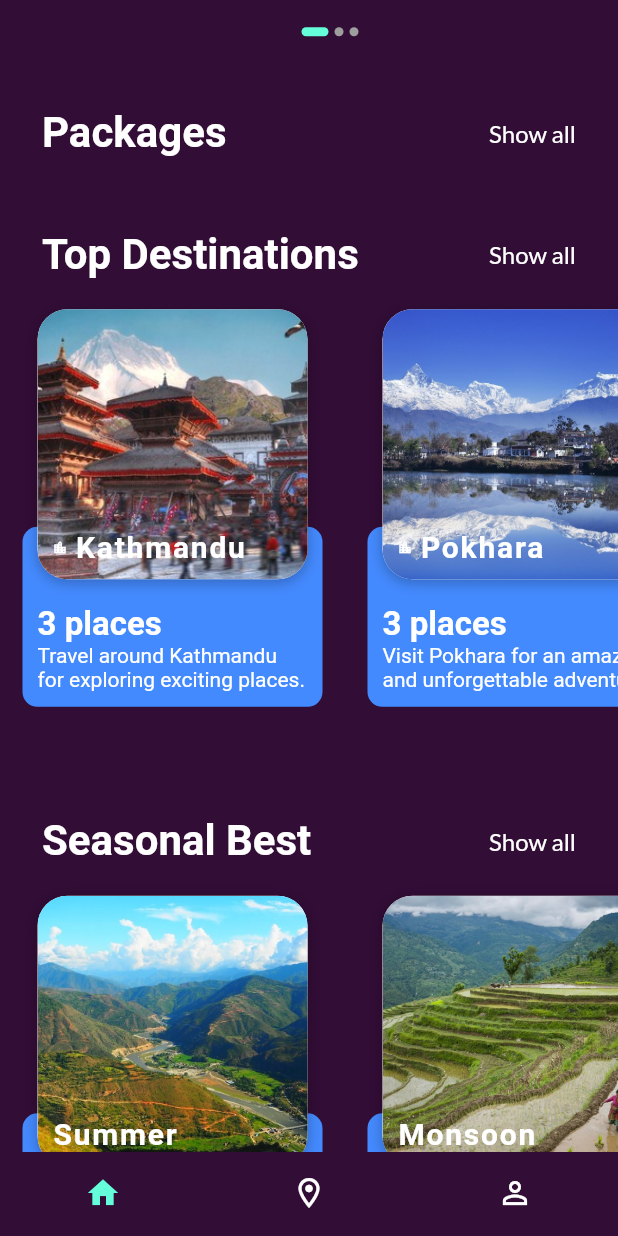
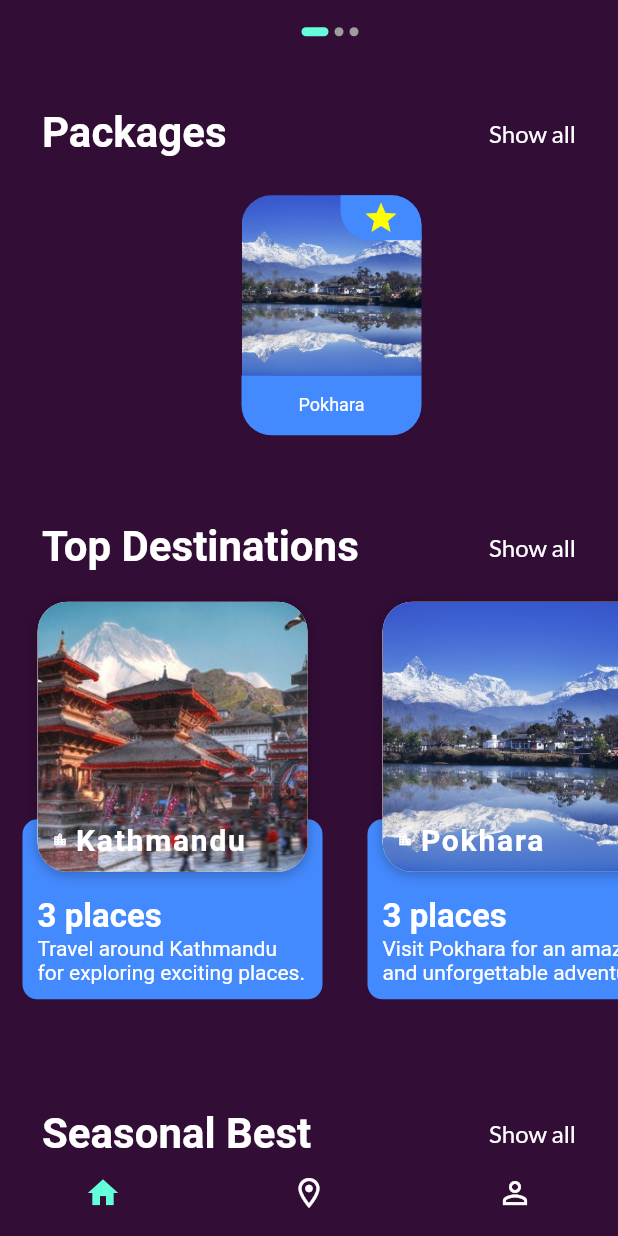
Before and after one commit to Saugat-Maharjan7/Smart-Travel-Planning, a Flutter app: the HomePage screen opened by its route, scrolled down 576 dp, on a phone screen of 412 x 824 dp. Run offline on Flutter 3.47's test engine with Material 2 defaults, Android fonts, the phone set to English and light mode, and no system bars; drawn by our look-alikes of smooth_page_indicator; our stand-ins replace cached_network_image, cloud_firestore, firebase_auth, firebase_core, firebase_database, flushbar and 10 more; missing offline and left inert: autocomplete_textfield, flutter_polyline_points; accounts and stored records are empty; network calls fail; key blocks and very long unbroken strings in the code were emptied for the run.

Commit message:
STPA V7(Firestore Database vayo yesss, search done, working for packages)

```diff
--- a/lib/Home/home_page.dart
+++ b/lib/Home/home_page.dart
@@ -6,12 +6,12 @@ import 'package:flutter/material.dart';
 import 'package:flutter/painting.dart';
 import 'package:flutter_icons/flutter_icons.dart';
 import 'package:google_fonts/google_fonts.dart';
-import 'package:smart_travel_planning_appli/Home/packages.dart';
-import 'package:smart_travel_planning_appli/Home/search.dart';
+import 'package:smart_travel_planning_appli/Home_extendedDetails/packages.dart';
+import 'package:smart_travel_planning_appli/Home_extendedDetails/search.dart';
 import 'package:smart_travel_planning_appli/Home/selected_place_screen.dart';
 import 'package:smart_travel_planning_appli/Home/topDestinations.dart';
 import 'package:smart_travel_planning_appli/Home/seasonalDestinations.dart';
-import 'package:smart_travel_planning_appli/Home/topDestionationDetails.dart';
+import 'package:smart_travel_planning_appli/Home_extendedDetails/topDestionationDetails.dart';
 import 'package:smart_travel_planning_appli/NavBarPages/map_page.dart';
 import 'package:smart_travel_planning_appli/models/destination_model.dart';
 import 'package:smart_travel_planning_appli/models/recommended_model.dart';
@@ -19,7 +19,7 @@ import 'package:smart_travel_planning_appli/models/seasonal_model.dart';
 import 'package:smooth_page_indicator/smooth_page_indicator.dart';
 import 'package:smart_travel_planning_appli/NavBarPages/profile_page.dart';
 import 'package:firebase_auth/firebase_auth.dart';
-import 'suggestionSearchList.dart';
+import '../Home_extendedDetails/suggestionSearchList.dart';
 import 'package:http/http.dart' as http;
 import 'package:cached_network_image/cached_network_image.dart';
 
@@ -401,6 +401,73 @@ class _HomePageState extends State<HomePage> with TickerProviderStateMixin {
                       ),
                     ),
                   ],
+                ),
+              ),
+
+              //Container for packages
+              Container(
+                height:170,
+                margin: EdgeInsets.only(left: 30, top: 25),
+                child: Container(
+                  height: 170,
+                  decoration: BoxDecoration(
+                    borderRadius: BorderRadius.all(Radius.circular(20))
+                  ),
+                  child: Column(
+                    children: [
+                      Stack(
+                        children: [
+                           Container(
+                          height: 120,
+                          width: 120,
+                          decoration: BoxDecoration(
+                              image: DecorationImage(image: AssetImage('images/pkr.jpg'),
+                                  fit: BoxFit.cover),
+                              borderRadius: BorderRadius.only(topLeft: Radius.circular(20),
+                                  topRight: Radius.circular(20))
+                          ),
+                        ),
+                          Positioned(
+                              top: 0,
+                              right: 0,
+                              child: Container(
+                                width: 54,
+                                height: 30,
+                                decoration: BoxDecoration(
+                                  color: Colors.blueAccent,
+                                  borderRadius: BorderRadius.only(
+                                    topRight: Radius.circular(20),
+                                    bottomLeft: Radius.circular(20)
+                                  )
+                                ),
+                                child: Center(
+                                  child: Icon(
+                                    Icons.star,
+                                    color: Colors.yellowAccent,
+                                  ),
+                                ),
+                              ),
+                          ),
+                        ],
+                      ),
+                      Container(
+                        height: 40,
+                        width: 120,
+                        decoration:  BoxDecoration(
+                          color: Colors.blueAccent,
+                            borderRadius: BorderRadius.only(bottomLeft: Radius.circular(20),
+                                bottomRight: Radius.circular(20)),
+                        ),
+                        child: Center(
+                          child: Text('Pokhara',
+                          style: TextStyle(
+                            color: Colors.white,
+                            fontSize: 12,
+                          ),),
+                        ),
+                      )
+                    ],
+                  ),
                 ),
               ),
 
--- a/lib/Home/seasonalDestinations.dart
+++ b/lib/Home/seasonalDestinations.dart
@@ -1,5 +1,5 @@
 import 'package:flutter/material.dart';
-import 'package:smart_travel_planning_appli/Home/topDestionationDetails.dart';
+import 'package:smart_travel_planning_appli/Home_extendedDetails/topDestionationDetails.dart';
 import 'package:smart_travel_planning_appli/models/activity_season_model.dart';
 import 'package:smart_travel_planning_appli/models/seasonal_model.dart';
 
--- a/lib/Home/selected_place_screen.dart
+++ b/lib/Home/selected_place_screen.dart
@@ -129,7 +129,11 @@ class SelectedPlaceScreen extends StatelessWidget {
                         ),
 
                         GestureDetector(
+
+                          //Recommended Details to direct to website
                           onTap: () => print("Go to the website"),
+                          //
+
                           child: Container(
                             height: 62,
                             decoration: BoxDecoration(
--- a/lib/Home/topDestinations.dart
+++ b/lib/Home/topDestinations.dart
@@ -1,6 +1,6 @@
 import 'package:flutter/material.dart';
 import 'package:flutter_icons/flutter_icons.dart';
-import 'package:smart_travel_planning_appli/Home/topDestionationDetails.dart';
+import 'package:smart_travel_planning_appli/Home_extendedDetails/topDestionationDetails.dart';
 import 'package:smart_travel_planning_appli/models/activity_model.dart';
 import 'package:smart_travel_planning_appli/models/destination_model.dart';
 
--- a/lib/Home/Api_service.dart
+++ b/lib/Home_extendedDetails/Api_service.dart
@@ -3,7 +3,7 @@ import 'package:flutter/material.dart';
 import 'dart:convert';
 
 import 'package:http/http.dart' as http;
-import 'package:smart_travel_planning_appli/Home/user_model.dart';
+import 'package:smart_travel_planning_appli/Home_extendedDetails/user_model.dart';
 
 class FetchUserList {
   var data = [];
--- a/lib/Home/search.dart
+++ b/lib/Home_extendedDetails/search.dart
@@ -32,6 +32,9 @@ class SearchUser extends SearchDelegate {
 
   @override
   Widget buildResults(BuildContext context) {
+
+    //Background color change so added scaffold
+
     return Scaffold(
       backgroundColor: Color(0xFF320D36),
       body: FutureBuilder<List<Userlist>>(
@@ -86,6 +89,9 @@ class SearchUser extends SearchDelegate {
 
   @override
   Widget buildSuggestions(BuildContext context) {
+
+    //Background color change so added scaffold
+
     return Scaffold(
       backgroundColor: Color(0xFF320D36),
       body: Center(
```
Also changed, not shown: lib/Home_extendedDetails/packages.dart (renamed from lib/Home/packages.dart, +6 -3 lines), lib/Home_extendedDetails/suggestionSearchList.dart (renamed from lib/Home/suggestionSearchList.dart), lib/Home_extendedDetails/topDestionationDetails.dart (renamed from lib/Home/topDestionationDetails.dart), lib/Home_extendedDetails/user_model.dart (renamed from lib/Home/user_model.dart).
